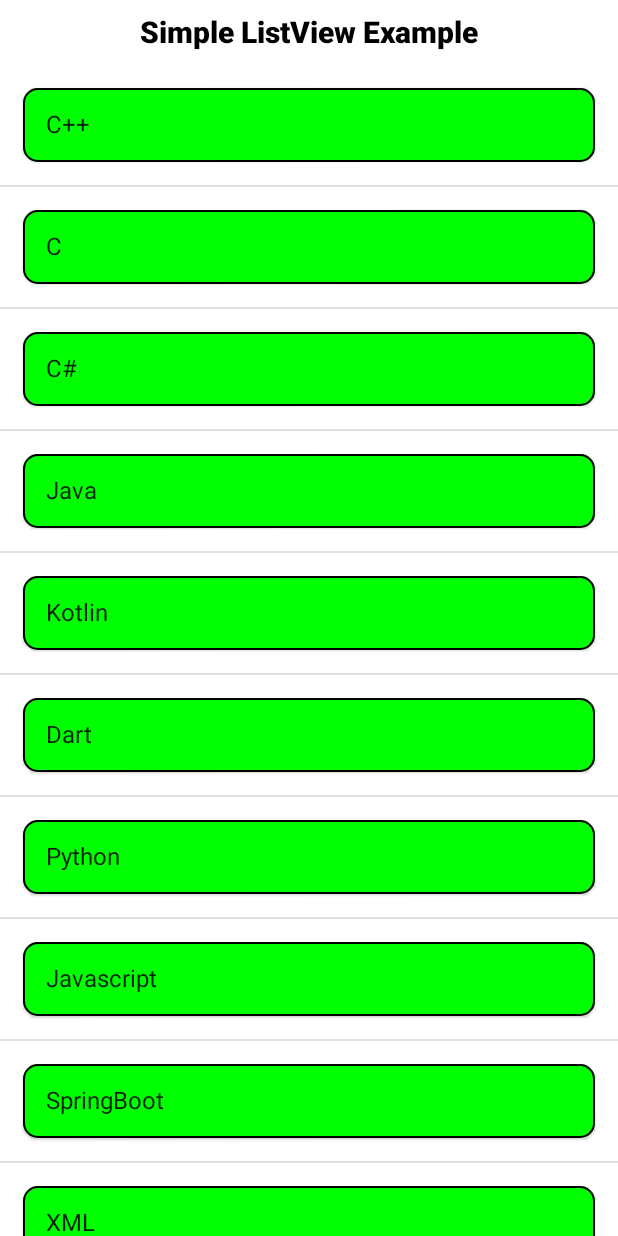
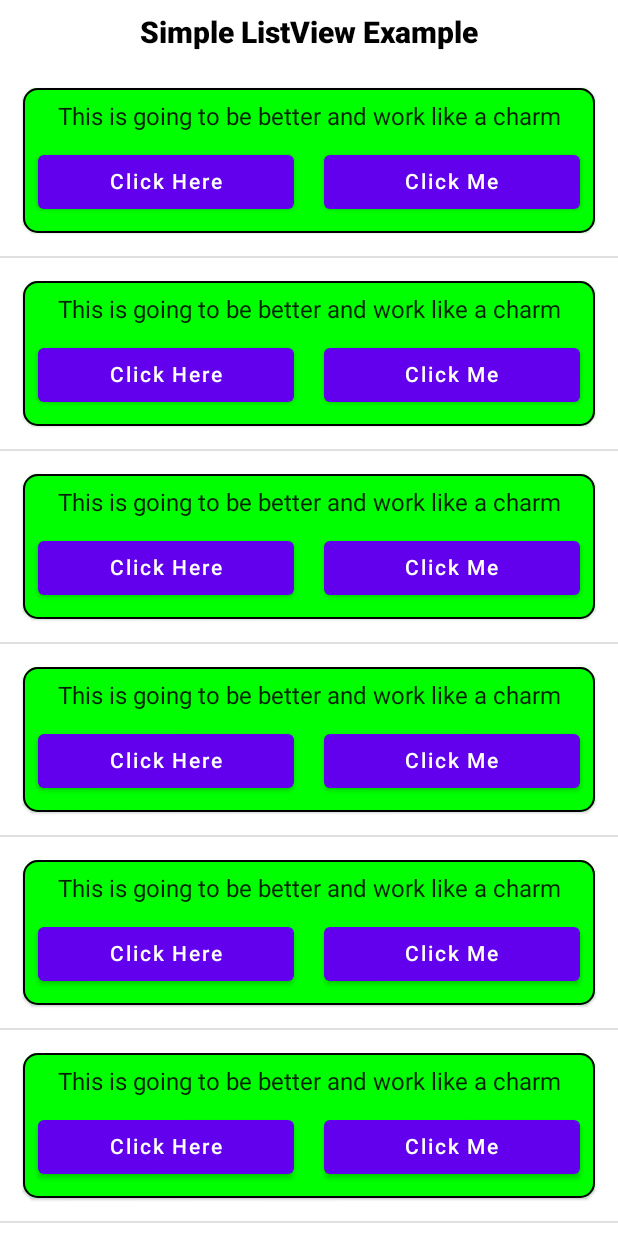
Before and after one commit to rj642/jetpack_learning_material, an Android app built with Jetpack Compose: the screen it shows after launch (MainActivity), on a phone screen of 412 x 824 dp. Run offline under Robolectric (Android 15) with nearby library versions, the phone set to English and light mode, and no system bars.

Commit message:
update: updated work till now

```diff
--- a/app/src/main/java/com/example/jetpackexample/MainActivity.kt
+++ b/app/src/main/java/com/example/jetpackexample/MainActivity.kt
@@ -1,24 +1,30 @@
 package com.example.jetpackexample
 
 import android.annotation.SuppressLint
+import android.content.Context
 import android.os.Bundle
+import android.widget.Toast
 import androidx.activity.ComponentActivity
 import androidx.activity.compose.setContent
 import androidx.compose.foundation.BorderStroke
+import androidx.compose.foundation.Image
 import androidx.compose.foundation.background
 import androidx.compose.foundation.layout.*
 import androidx.compose.foundation.lazy.LazyColumn
 import androidx.compose.foundation.lazy.items
 import androidx.compose.foundation.shape.RoundedCornerShape
 import androidx.compose.material.*
-import androidx.compose.runtime.Composable
+import androidx.compose.runtime.*
 import androidx.compose.ui.Alignment
 import androidx.compose.ui.Modifier
 import androidx.compose.ui.graphics.Color
 import androidx.compose.ui.graphics.RectangleShape
 import androidx.compose.ui.graphics.Shape
+import androidx.compose.ui.graphics.painter.Painter
 import androidx.compose.ui.text.TextStyle
 import androidx.compose.ui.text.font.FontWeight
+import androidx.compose.ui.text.input.TextFieldValue
+import androidx.compose.ui.text.style.TextAlign
 import androidx.compose.ui.tooling.preview.Preview
 import androidx.compose.ui.unit.ExperimentalUnitApi
 import androidx.compose.ui.unit.TextUnit
@@ -36,7 +42,7 @@ class MainActivity : ComponentActivity() {
                     modifier = Modifier.fillMaxSize(),
                     color = MaterialTheme.colors.background
                 ) {
-                    ListView()
+                    ListView(applicationContext)
                 }
             }
         }
@@ -45,7 +51,7 @@ class MainActivity : ComponentActivity() {
 
 @OptIn(ExperimentalUnitApi::class)
 @Composable
-fun ListView() {
+fun ListView(context: Context) {
     val languages = listOf(
         "C++", "C", "C#", "Java", "Kotlin", "Dart", "Python", "Javascript", "SpringBoot",
         "XML", "Dart", "Node JS", "Typescript", "Dot Net", "GoLang", "MongoDb",
@@ -79,7 +85,41 @@ fun ListView() {
                     border = BorderStroke(1.dp, Color.Black),
                     shape = RoundedCornerShape(10.dp)
                 ) {
-                    Text(language, modifier = Modifier.padding(15.dp))
+
+                    Column(
+                        modifier = Modifier
+                            .fillMaxWidth(),
+                        horizontalAlignment = Alignment.Start
+                    ) {
+                        Text("This is going to be better and work like a charm",
+                        modifier = Modifier
+                            .fillMaxWidth()
+                            .padding(horizontal = 10.dp)
+                            .padding(top = 10.dp),
+                        textAlign = TextAlign.Center)
+                        Row(
+                            modifier = Modifier
+                                .fillMaxWidth()
+                        ) {
+                            Button(onClick = {
+                                Toast.makeText(context, "clicked button 1", Toast.LENGTH_LONG).show()
+                            },
+                            modifier = Modifier
+                                .fillMaxWidth(0.5F)
+                                .padding(10.dp)) {
+                                Text(text="Click Here")
+                            }
+                            Button(onClick = {
+                                             Toast.makeText(context, "clicked button 2", Toast.LENGTH_LONG).show()
+                            },
+                                modifier = Modifier
+                                    .fillMaxWidth(1.0F)
+                                    .padding(10.dp)) {
+                                Text(text="Click Me")
+                            }
+                        }
+                    }
+
                 }
 
                 Divider()
```
